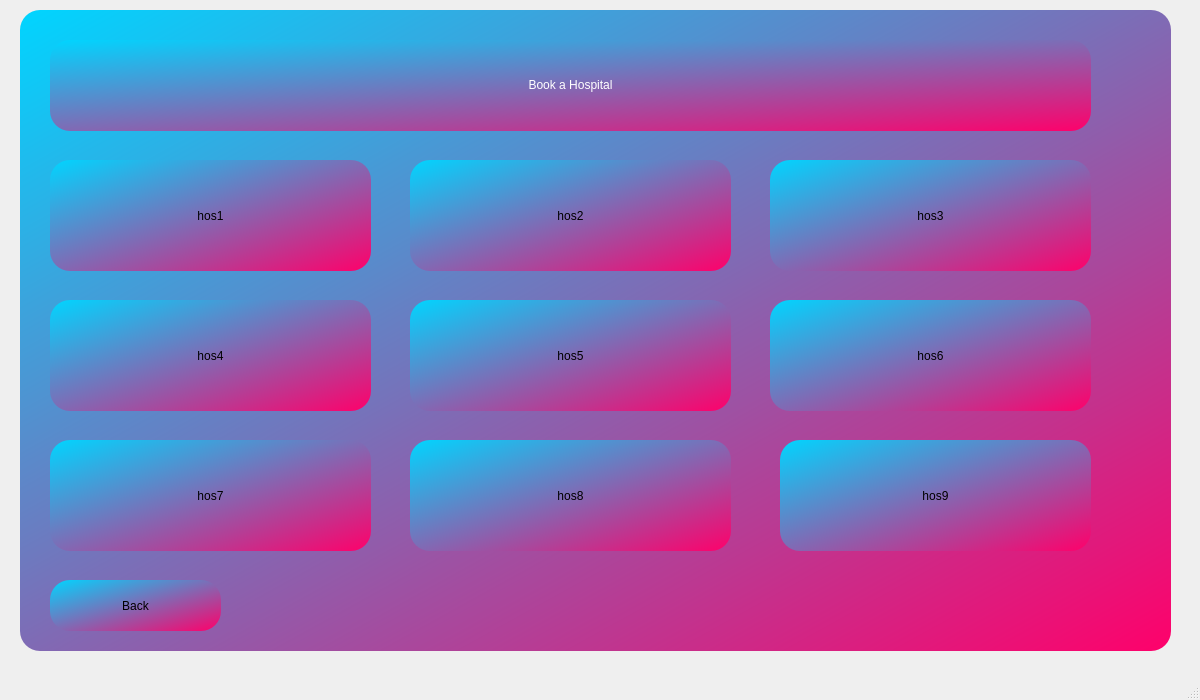
The window that CoviCURE/Forms/Hospital/hospitals.ui (ayush-regmi/CoviCURE) describes before a commit, drawn with Qt 5.
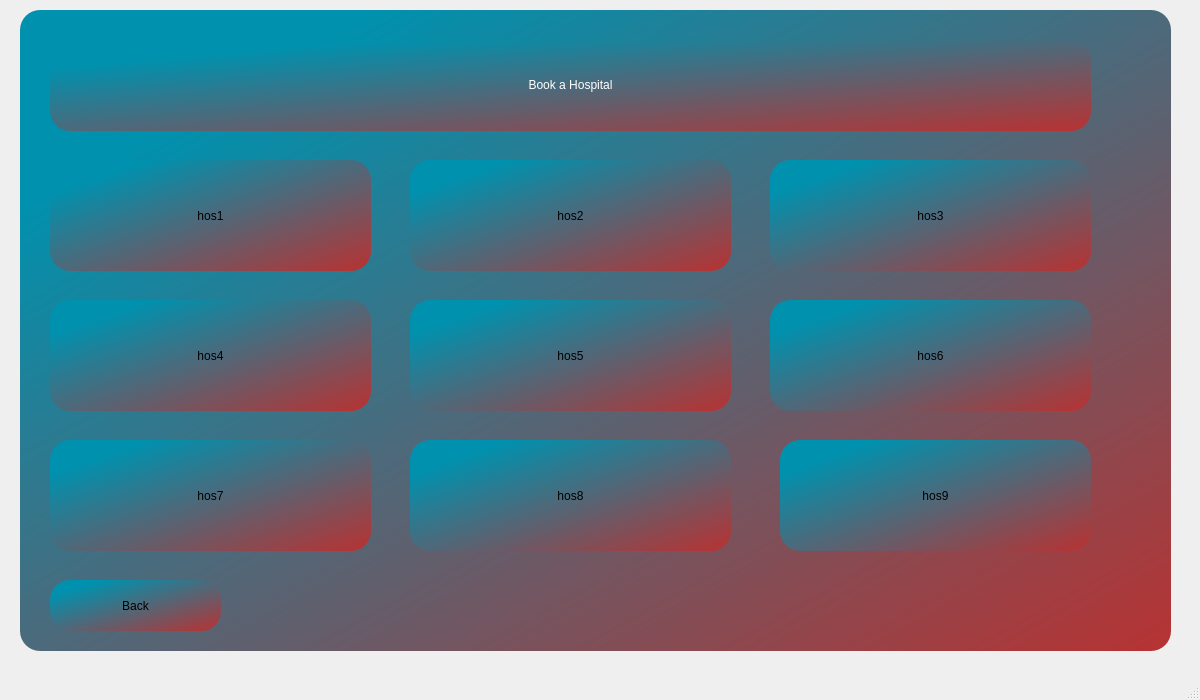
The same window after the commit.

What changed in the file:
```diff
--- a/CoviCURE/Forms/Hospital/hospitals.ui
+++ b/CoviCURE/Forms/Hospital/hospitals.ui
@@ -24,7 +24,7 @@
      </rect>
     </property>
     <property name="styleSheet">
-     <string notr="true">background-color: qlineargradient(spread:reflect, x1:0, y1:0, x2:1, y2:1, stop:0 rgba(0, 213, 255, 255), stop:1 rgba(255, 0, 106, 255));
+     <string notr="true">background-color: qlineargradient(spread:reflect, x1:0, y1:0, x2:1, y2:1, stop:0.153409 rgba(0, 145, 174, 255), stop:1 rgba(184, 50, 50, 255));
 border-radius: 20px;</string>
     </property>
     <widget class="QPushButton" name="hos1">
```
